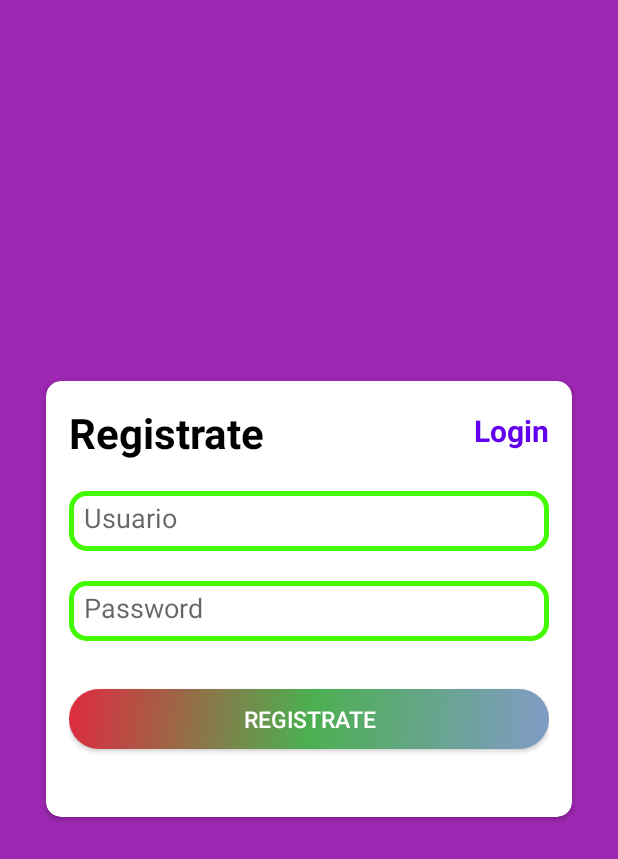
After one commit to angelQM-creator/Hotel, an Android app built with Jetpack Compose: the Registrar screen opened directly, with no data from a screen before it, on a phone screen of 412 x 824 dp. The commit adds this screen. Shown: the top 859 px of the screen. Run offline under Robolectric (Android 15) with nearby library versions, the phone set to English and light mode, and no system bars; our stand-ins replace Volley.

Commit message:
el register ya se realizó, para poder registrarse por si no tienen una cuenta para iniciar sesión

```diff
--- /dev/null
+++ b/app/src/main/java/com/example/proyectofinal/Registrar.kt
@@ -0,0 +1,98 @@
+package com.example.proyectofinal
+
+import android.app.ProgressDialog
+import android.content.Intent
+import android.os.Bundle
+import android.view.View
+import android.widget.Button
+import android.widget.EditText
+import android.widget.Toast
+import androidx.activity.enableEdgeToEdge
+import androidx.appcompat.app.AppCompatActivity
+import androidx.core.view.ViewCompat
+import androidx.core.view.WindowInsetsCompat
+import com.android.volley.Response
+import com.android.volley.toolbox.StringRequest
+import com.android.volley.toolbox.Volley
+
+class Registrar : AppCompatActivity() {
+
+    lateinit var txtUsuario: EditText
+    lateinit var pass: EditText
+    lateinit var btn_insert: Button
+
+    override fun onCreate(savedInstanceState: Bundle?) {
+        super.onCreate(savedInstanceState)
+        enableEdgeToEdge()
+        setContentView(R.layout.activity_registrar)
+        ViewCompat.setOnApplyWindowInsetsListener(findViewById(R.id.main)) { v, insets ->
+            val systemBars = insets.getInsets(WindowInsetsCompat.Type.systemBars())
+            v.setPadding(systemBars.left, systemBars.top, systemBars.right, systemBars.bottom)
+            insets
+        }
+
+        txtUsuario = findViewById(R.id.etUserRegister)
+        pass = findViewById(R.id.etcontraseña);
+        btn_insert = findViewById(R.id.btn_register);
+
+        btn_insert.setOnClickListener {
+            insertData()
+        }
+
+    }
+
+    fun insertData() {
+        val usuario = txtUsuario.text.toString().trim()
+        val password = pass.text.toString().trim()
+
+        val progressDialog = ProgressDialog(this)
+        progressDialog.setMessage("cargando...")
+
+        if (usuario.isEmpty()) {
+            txtUsuario.error = "complete los campos"
+            return
+        }else {
+            progressDialog.show()
+            val request = object : StringRequest(Method.POST, "https://transportetresdiamantes.com/config_hotel/insertar.php",
+                Response.Listener<String> { response ->
+                    if (response.equals("Usuario Agregado", ignoreCase = true)) {
+                        Toast.makeText(this@Registrar, "Usuario Agregado", Toast.LENGTH_SHORT).show()
+                        progressDialog.dismiss()
+                        val intent = Intent(this@Registrar, MainActivity2::class.java)
+                        startActivity(intent)
+                    } else {
+                        Toast.makeText(this@Registrar, response, Toast.LENGTH_SHORT).show()
+                        progressDialog.dismiss()
+                        Toast.makeText(this@Registrar, "El usuario ya existe", Toast.LENGTH_SHORT).show()
+                    }
+                },
+                Response.ErrorListener { error ->
+                    Toast.makeText(this@Registrar, error.message, Toast.LENGTH_SHORT).show()
+                    progressDialog.dismiss()
+                }) {
+                override fun getParams(): Map<String, String> {
+                    val params = HashMap<String, String>()
+                    params["usuario"] = usuario
+                    params["password"] = password
+                    return params
+                }
+            }
+
+            val requestQueue = Volley.newRequestQueue(this@Registrar)
+            requestQueue.add(request)
+        }
+    }
+
+    override fun onBackPressed() {
+        super.onBackPressed()
+        finish()
+    }
+
+    fun login(v: View) {
+        startActivity(Intent(applicationContext, MainActivity2::class.java))
+        finish()
+    }
+
+
+
+}
--- a/app/src/main/res/layout/activity_main2.xml
+++ b/app/src/main/res/layout/activity_main2.xml
@@ -34,7 +34,7 @@
             android:id="@+id/textView"
             android:layout_width="wrap_content"
             android:layout_height="wrap_content"
-            android:text="Bienvendo"
+            android:text="Bienvenido"
             android:textColor="@android:color/black"
             android:textSize="28sp"
             android:textStyle="bold"
--- /dev/null
+++ b/app/src/main/res/layout/activity_registrar.xml
@@ -0,0 +1,127 @@
+<?xml version="1.0" encoding="utf-8"?>
+<LinearLayout xmlns:android="http://schemas.android.com/apk/res/android"
+    xmlns:app="http://schemas.android.com/apk/res-auto"
+    xmlns:tools="http://schemas.android.com/tools"
+    android:id="@+id/main"
+    android:layout_width="match_parent"
+    android:layout_height="match_parent"
+    android:orientation="vertical"
+    android:gravity="center"
+    android:background="#9C27B0"
+    tools:context=".Registrar">
+
+    <androidx.cardview.widget.CardView
+        android:layout_width="match_parent"
+        android:layout_height="wrap_content"
+        android:layout_marginTop="10dp"
+        android:layout_marginStart="25dp"
+        app:cardCornerRadius="10dp"
+        android:layout_marginEnd="25dp"
+        android:layout_marginBottom="35dp"
+        app:cardUseCompatPadding="true"
+        android:elevation="4dp"
+        >
+        <ScrollView
+            android:layout_width="match_parent"
+            android:layout_height="wrap_content">
+            <LinearLayout
+                android:layout_width="match_parent"
+                android:layout_height="match_parent"
+                android:orientation="vertical"
+                android:layout_margin="15dp"
+                >
+                <RelativeLayout
+                    android:layout_width="match_parent"
+                    android:layout_height="wrap_content"
+                    >
+
+                    <TextView
+                        android:id="@+id/textView"
+                        android:layout_width="wrap_content"
+                        android:layout_height="wrap_content"
+                        android:text="Registrate"
+                        android:textSize="28sp"
+                        android:textStyle="bold"
+                        android:textColor="@android:color/black"
+
+
+                        />
+                    <TextView
+                        android:id="@+id/txtsignup"
+                        android:layout_width="wrap_content"
+                        android:layout_height="wrap_content"
+                        android:text="Login"
+                        android:textSize="20sp"
+                        android:textStyle="bold"
+                        android:textColor="@color/colorPrimary"
+                        android:layout_alignParentRight="true"
+                        android:layout_marginTop="4dp"
+                        android:onClick="login"
+
+                        />
+                </RelativeLayout>
+
+
+                <EditText
+                    android:id="@+id/etUserRegister"
+                    android:layout_width="match_parent"
+                    android:layout_height="40dp"
+                    android:layout_marginTop="20dp"
+                    android:background="@drawable/textverde"
+                    android:hint="Usuario"
+                    android:inputType="textPersonName"
+                    android:padding="10dp" />
+
+
+
+
+
+
+
+
+
+                <EditText
+                    android:id="@+id/etcontraseña"
+                    android:layout_width="match_parent"
+                    android:layout_height="40dp"
+                    android:ems="10"
+                    android:background="@drawable/textverde"
+                    android:hint="Password"
+                    android:layout_marginTop="20dp"
+                    android:padding="10dp"
+                    android:inputType="textPassword" />
+
+
+
+
+
+
+                <Button
+                    android:id="@+id/btn_register"
+
+                    android:layout_width="match_parent"
+                    android:layout_height="40dp"
+                    android:textColor="@android:color/white"
+                    android:textSize="15dp"
+                    android:background="@drawable/button"
+                    android:layout_marginTop="32dp"
+
+
+                    android:text="Registrate"
+                    />
+                <Button
+                    android:layout_width="match_parent"
+                    android:visibility="invisible"
+                    android:layout_height="30dp">
+
+                </Button>
+
+            </LinearLayout>
+        </ScrollView>
+
+
+
+
+    </androidx.cardview.widget.CardView>
+
+</LinearLayout>
```
Also changed, not shown: app/src/main/AndroidManifest.xml (+5 -2 lines), app/src/main/java/com/example/proyectofinal/MainActivity2.kt (+2 -9 lines).
